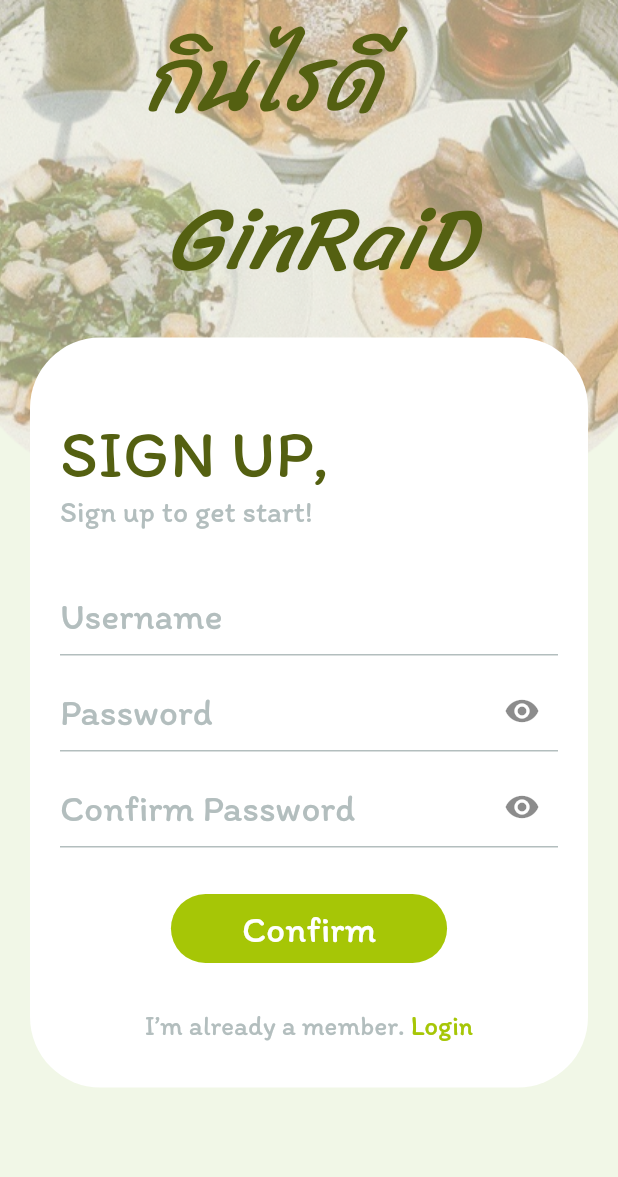
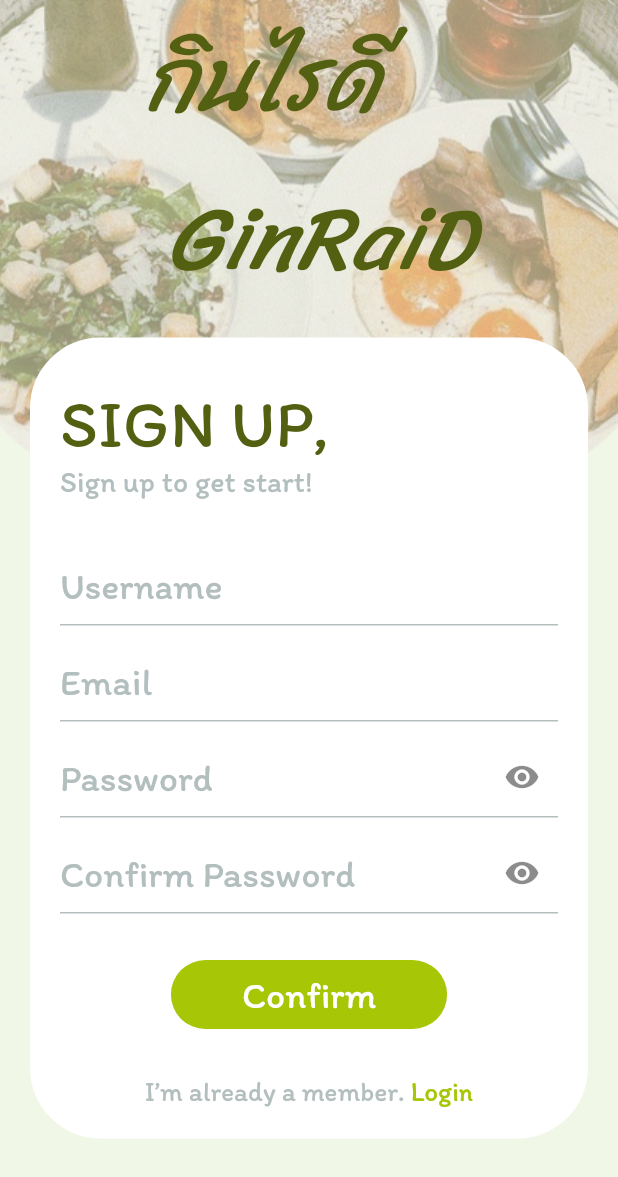
Before and after one commit to CprE-KMUTNB/GinRaiDee, a Flutter app: the loginScreen screen opened directly, after a tap on an icon or button, on a phone screen of 412 x 824 dp. Shown: the top 1177 px of the screen. Run offline on Flutter 3.47's test engine with Material 2 defaults, Android fonts, the light colour scheme and no system bars; our stand-ins replace drop_shadow, get, google_fonts, ionicons.

Commit message:
add email in signup page

```diff
--- a/Frontend/ginraid/lib/Screens/Login/Login_Screen.dart
+++ b/Frontend/ginraid/lib/Screens/Login/Login_Screen.dart
@@ -62,19 +62,18 @@ class _loginScreenState extends State<loginScreen> {
             ),
 
             // SizedBox(height: 100),
-            SingleChildScrollView(
+            Container(
               child:
-
                   //กล่องใหญ่
                   Container(
-                height: 500,
-                margin: const EdgeInsets.symmetric(
-                    vertical: 225.0, horizontal: 20.0),
+
+                margin: const EdgeInsets.only(top: 225.0, left: 20.0, right: 20.0),
                 padding: const EdgeInsets.all(20),
                 decoration: BoxDecoration(
                   color: Color.fromARGB(255, 255, 255, 255),
                   borderRadius: BorderRadius.circular(47),
                 ),
+                child: SingleChildScrollView(
                   child: Column(
                     children: <Widget>[
                       //login
@@ -119,7 +118,7 @@ class _loginScreenState extends State<loginScreen> {
                                 borderSide: BorderSide(
                                     color: Color.fromARGB(255, 0, 0, 0)),
                               ),
-                            hintText: 'Username',
+                              hintText: 'Email',
                               hintStyle: TextStyle(
                                 fontSize: 25.0,
                                 fontFamily: "Itim",
@@ -256,6 +255,7 @@ class _loginScreenState extends State<loginScreen> {
                   ),
                 ),
               ),
+            ),
           ],
         ),
       ),
--- a/Frontend/ginraid/lib/Screens/Signup/Signup_Screen.dart
+++ b/Frontend/ginraid/lib/Screens/Signup/Signup_Screen.dart
@@ -12,7 +12,6 @@ import 'package:ginraid/Screens/componants/AnimatedSign.dart';
 
 import 'Signup_Screen.dart';
 import '../componants/test.dart';
-
 
 class signupScreen extends StatefulWidget {
   const signupScreen({Key? key}) : super(key: key);
@@ -62,26 +61,26 @@ class _signupScreenState extends State<signupScreen> {
             ),
 
             // SizedBox(height: 100),
-            SingleChildScrollView(
+            Container(
               child:
 
                   //กล่องใหญ่
                   Container(
-                height: 500,
-                margin: const EdgeInsets.symmetric(
-                    vertical: 225.0, horizontal: 20.0),
+                margin:
+                    const EdgeInsets.only(top: 225.0, left: 20.0, right: 20.0),
                 padding: const EdgeInsets.all(20),
                 decoration: BoxDecoration(
                   color: Color.fromARGB(255, 255, 255, 255),
                   borderRadius: BorderRadius.circular(47),
                 ),
+                child: SingleChildScrollView(
                   child: Column(
                     children: <Widget>[
                       //signup
                       Container(
                         // color: Colors.black26,
                         alignment: Alignment.topLeft,
-                      margin: EdgeInsets.only(top: 30),
+                        margin: EdgeInsets.only(top: 10),
                         child: Text(
                           'SIGN UP,',
                           style: TextStyle(
@@ -110,7 +109,7 @@ class _signupScreenState extends State<signupScreen> {
                       // กรอกusername
                       Container(
                         alignment: Alignment.center,
-                      margin: EdgeInsets.only(top:10),
+                        margin: EdgeInsets.only(top: 10),
                         child: TextField(
                           decoration: InputDecoration(
                             enabledBorder: UnderlineInputBorder(
@@ -134,7 +133,35 @@ class _signupScreenState extends State<signupScreen> {
                             ),
                           ),
                         ),
+                      ),
 
+                      //email
+                      Container(
+                        alignment: Alignment.center,
+                        margin: EdgeInsets.only(top: 10),
+                        child: TextField(
+                          decoration: InputDecoration(
+                            enabledBorder: UnderlineInputBorder(
+                              borderSide: BorderSide(
+                                  color: Color.fromARGB(255, 179, 190, 190)),
+                            ),
+                            focusedBorder: UnderlineInputBorder(
+                              borderSide: BorderSide(
+                                  color: Color.fromARGB(255, 0, 0, 0)),
+                            ),
+                            hintText: 'Email',
+                            hintStyle: TextStyle(
+                              fontSize: 25.0,
+                              fontFamily: "Itim",
+                              color: Color.fromARGB(255, 179, 190, 190),
+                            ),
+                            labelStyle: TextStyle(
+                              fontSize: 30.0,
+                              fontFamily: "Itim",
+                              color: Color.fromARGB(255, 0, 0, 0),
+                            ),
+                          ),
+                        ),
                       ),
 
                       // SizedBox(height: 60),
@@ -142,7 +169,7 @@ class _signupScreenState extends State<signupScreen> {
                       //กรอกpass
                       Container(
                         alignment: Alignment.center,
-                      margin: EdgeInsets.only(top:10),
+                        margin: EdgeInsets.only(top: 10),
                         child: TextField(
                           obscureText: _isObscure,
                           decoration: InputDecoration(
@@ -176,15 +203,12 @@ class _signupScreenState extends State<signupScreen> {
                             ),
                           ),
                         ),
-
                       ),
-
-
 
                       //comfirm pass
                       Container(
                         alignment: Alignment.center,
-                      margin: EdgeInsets.only(top:10),
+                        margin: EdgeInsets.only(top: 10),
                         child: TextField(
                           obscureText: _isObscure1,
                           decoration: InputDecoration(
@@ -218,12 +242,7 @@ class _signupScreenState extends State<signupScreen> {
                             ),
                           ),
                         ),
-
                       ),
-
-
-
-
 
                       //confirmbutton
                       Container(
@@ -247,7 +266,6 @@ class _signupScreenState extends State<signupScreen> {
                             ),
                           ),
                         ),
-
                       ),
 
                       SizedBox(height: 30),
@@ -282,6 +300,7 @@ class _signupScreenState extends State<signupScreen> {
                   ),
                 ),
               ),
+            ),
           ],
         ),
       ),
--- a/Frontend/ginraid/lib/main.dart
+++ b/Frontend/ginraid/lib/main.dart
@@ -21,7 +21,8 @@ class MyApp extends StatelessWidget {
           // primaryColor: authenPriColor,
           scaffoldBackgroundColor: Color(0xFFF1F7E7),
         ),
+        home: loginScreen());
         // home: signupScreen());
-        home: homeScreen());
+        // home: homeScreen());
   }
 }
```
Lines whose indentation alone changed are shown as unchanged.
